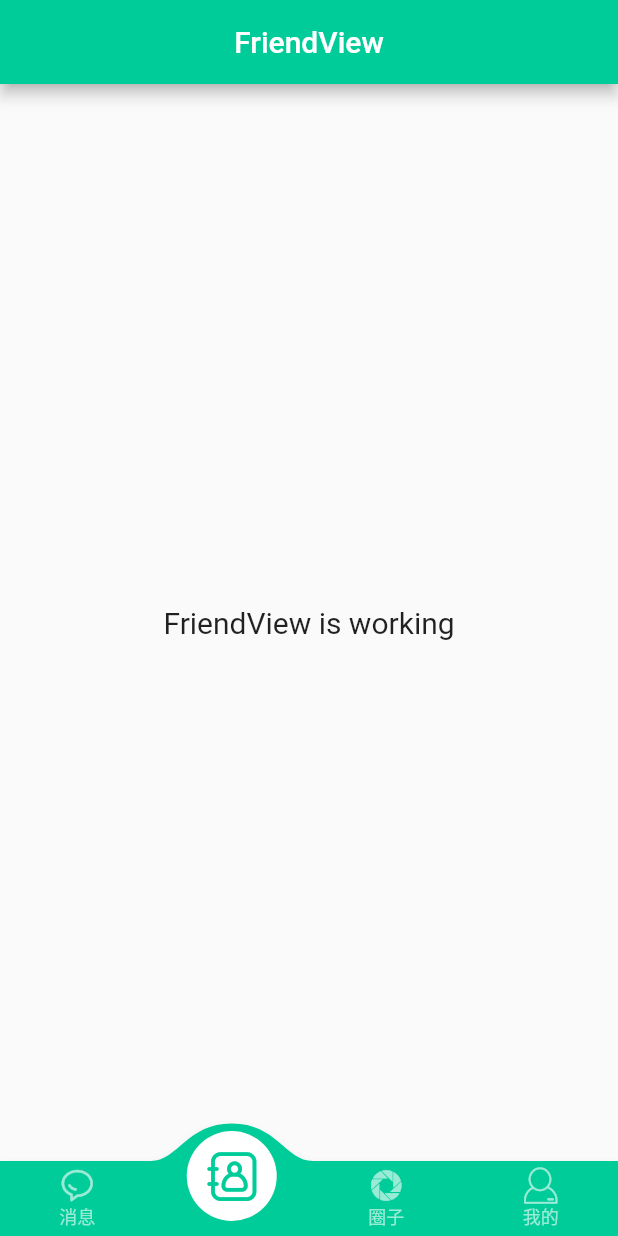
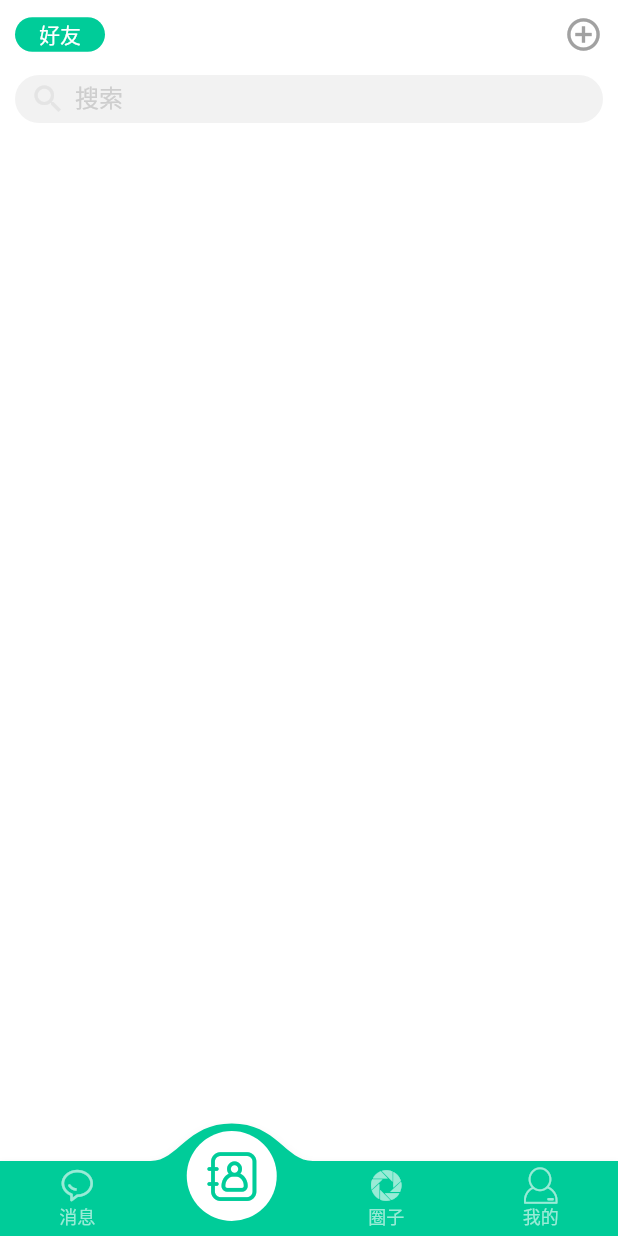
Before and after one commit to gongjianOnline/tenCentIM_flutter, a Flutter app: the screen it shows after launch, item 2 of the bottom bar chosen, on a phone screen of 412 x 824 dp. Run offline on Flutter 3.47's test engine with Material 2 defaults, Android fonts, the phone set to English and light mode, and no system bars; drawn by our look-alikes of convex_bottom_bar; our stand-ins replace get.

Commit message:
联系人页面头部搭建,暂不添加索引

```diff
--- a/lib/app/modules/friend/views/friend_view.dart
+++ b/lib/app/modules/friend/views/friend_view.dart
@@ -1,4 +1,5 @@
 import 'package:flutter/material.dart';
+import 'package:flutter_im/app/common/myTheme.dart';
 
 import 'package:get/get.dart';
 
@@ -9,16 +10,87 @@ class FriendView extends GetView<FriendController> {
   @override
   Widget build(BuildContext context) {
     return Scaffold(
-      appBar: AppBar(
-        title: const Text('FriendView'),
-        centerTitle: true,
+      body:Container(
+        decoration: const BoxDecoration(
+          color: MyTheme.bgColor
+        ),
+        child: Column(
+          children: [
+            headerComponent(),
+            searchComponent(),
+            Expanded(
+              flex: 1,
+              child: friendListComponent()
+            )
+          ],
+        )
+      )
+    );
+  }
+
+  /* 顶部模块 */
+  headerComponent(){
+    return Container(
+      padding: const EdgeInsets.only(left: 10,right: 10,top: 10),
+      child: Row(
+        mainAxisAlignment: MainAxisAlignment.spaceBetween,
+        children: [
+          Container(
+            padding: const EdgeInsets.only(left: 16,right: 16,bottom: 1,top: 1),
+            decoration: BoxDecoration(
+              color:MyTheme.themeColor,
+              borderRadius: BorderRadius.circular(16)
+            ),
+            child: const Text("好友",style: TextStyle(color: Colors.white),),
+          ),
+          Container(
+            child: const Icon(
+              Icons.add_circle_outline,
+              color: MyTheme.unimportantFontColor,
+              size: 26,
+            ),
+          )
+        ],
       ),
-      body: const Center(
-        child: Text(
-          'FriendView is working',
-          style: TextStyle(fontSize: 20),
+    );
+  }
+
+  /* 搜索模块 */
+  searchComponent(){
+    return  Container(
+      height:32,
+      margin: const EdgeInsets.only(top: 14,left: 10,right: 10),
+      decoration: BoxDecoration(
+        color: Color.fromRGBO(242, 242, 242, 1),
+        borderRadius: BorderRadius.circular(20)
+      ),
+      child: const TextField(
+        maxLines: 1,
+        decoration: InputDecoration(
+          hintText: "搜索",
+          hintStyle:TextStyle(color:Color.fromRGBO(206, 206, 206, 1)),
+          contentPadding: EdgeInsets.symmetric(vertical:9,horizontal:-10), // 调整上下内边距
+          border: InputBorder.none,
+          icon:Padding(
+            padding:  EdgeInsets.only(left: 10,),
+            child: Icon(
+              Icons.search,
+              color: Color.fromRGBO(228, 228, 228, 1),
+            ),
+          )
         ),
       ),
     );
   }
+
+  /*好友列表 */
+  friendListComponent(){
+    return ListView(
+      padding: const EdgeInsets.only(top: 20,bottom: 20),
+      children: [],
+    );
+  }
+
+  /* 好友信息 */
+
 }
--- a/lib/app/modules/home/views/home_view.dart
+++ b/lib/app/modules/home/views/home_view.dart
@@ -67,14 +67,14 @@ class HomeView extends GetView<HomeController> {
     );
   }
 
-  // 单消息模块
+  /* 单消息模块 */
   messageItem(){
     return Container(
       padding: const EdgeInsets.only(left: 10,right: 10),
       margin: const EdgeInsets.only(bottom: 20),
       child: Row(
         children: [
-          // 头像
+          /* 头像 */
           Container(
             margin: const EdgeInsets.only(right: 10),
             width: 60,
```
